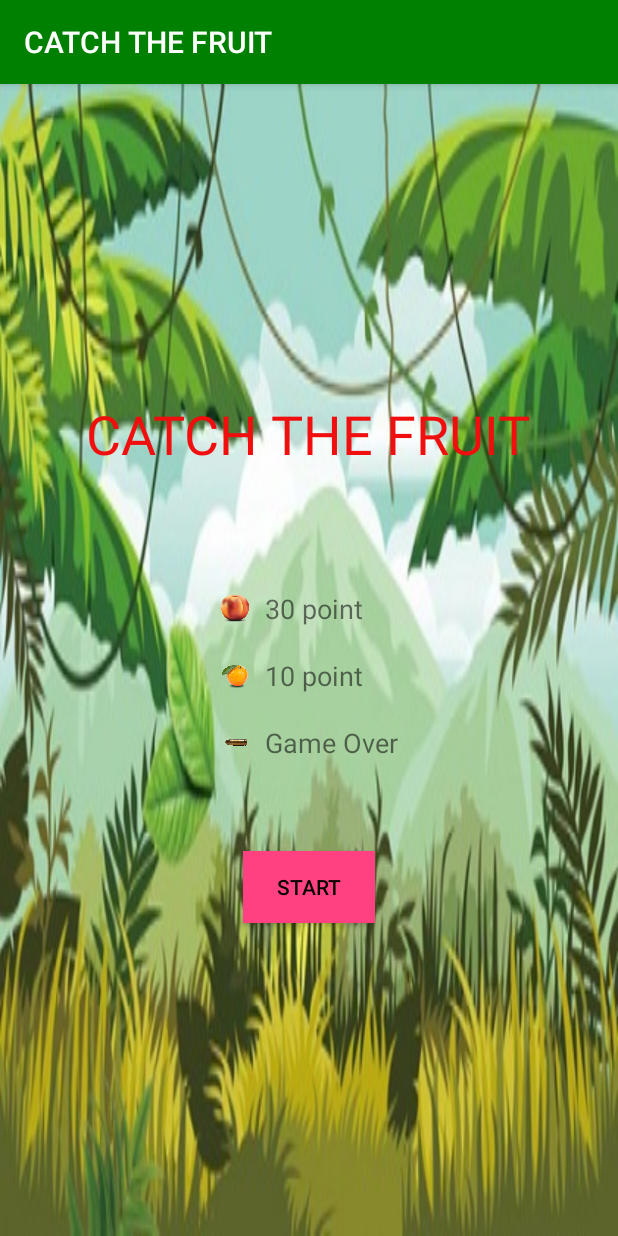
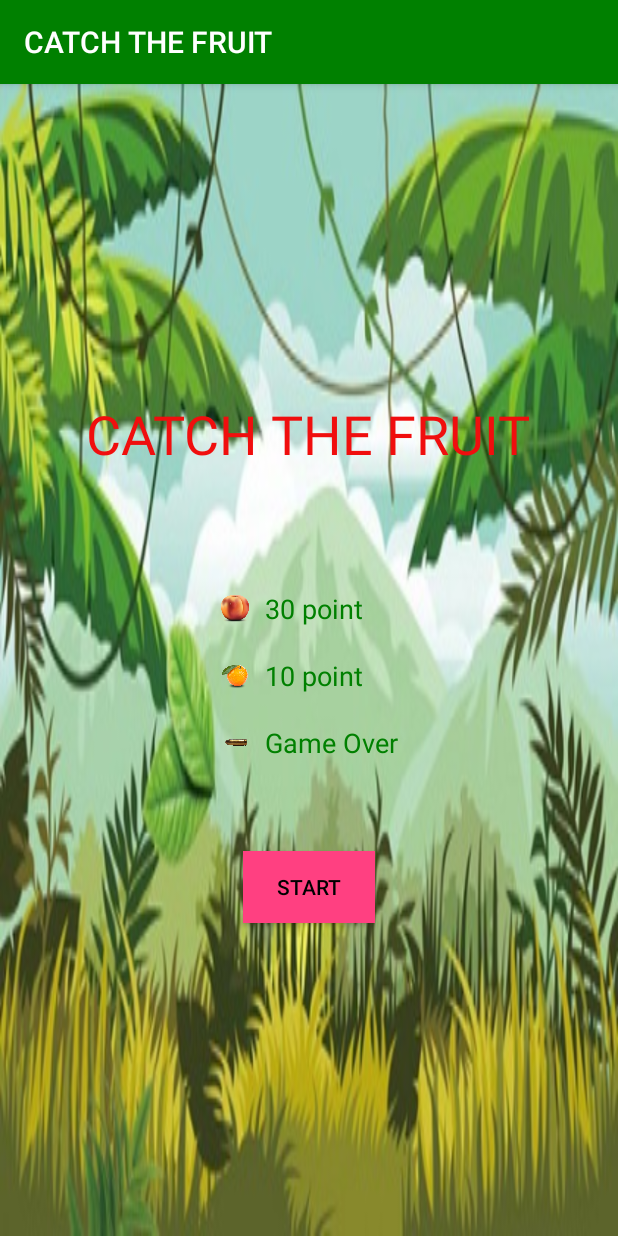
Before and after one commit to Saurav05ui/catch-the-fruit, an Android app: the screen it shows after launch (start), on a phone screen of 412 x 824 dp. Run offline under Robolectric (Android 15) with nearby library versions, the light colour scheme and no system bars; our stand-ins replace AdMob.

Commit message:
Start file updated

```diff
--- a/app/src/main/res/layout/activity_start.xml
+++ b/app/src/main/res/layout/activity_start.xml
@@ -32,6 +32,7 @@
                 android:layout_height="wrap_content"
                 android:paddingLeft="10dp"
                 android:text="30 point"
+                android:textColor="@color/colorPrimary"
                 android:textSize="18sp" />
         </TableRow>
 
@@ -49,6 +50,7 @@
                 android:layout_height="wrap_content"
                 android:paddingLeft="10dp"
                 android:text="10 point"
+                android:textColor="@color/colorPrimary"
                 android:textSize="18sp" />
         </TableRow>
 
@@ -66,6 +68,7 @@
                 android:layout_height="wrap_content"
                 android:paddingLeft="10dp"
                 android:text="Game Over"
+                android:textColor="@color/colorPrimary"
                 android:textSize="18sp" />
         </TableRow>
 
```
